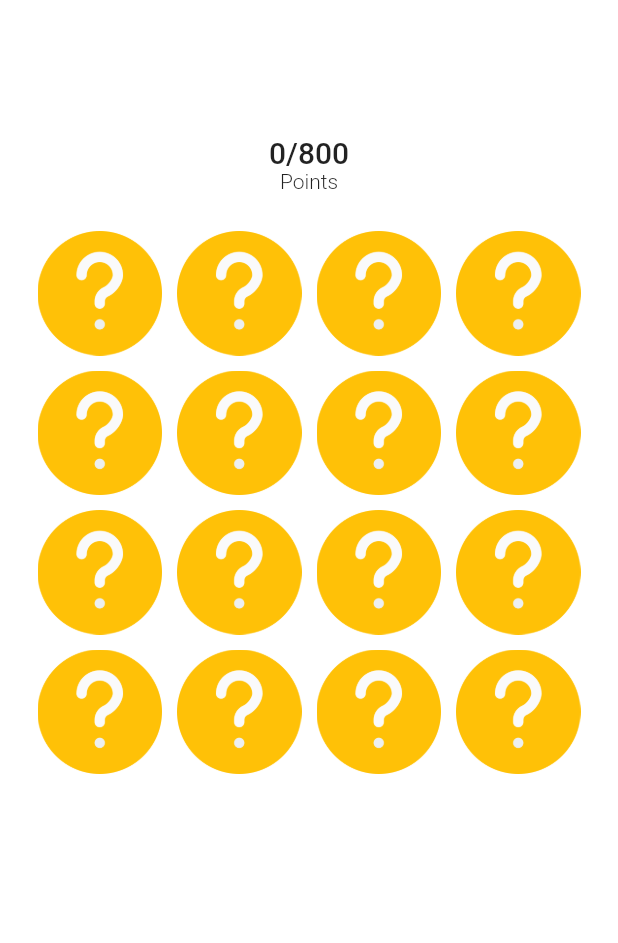
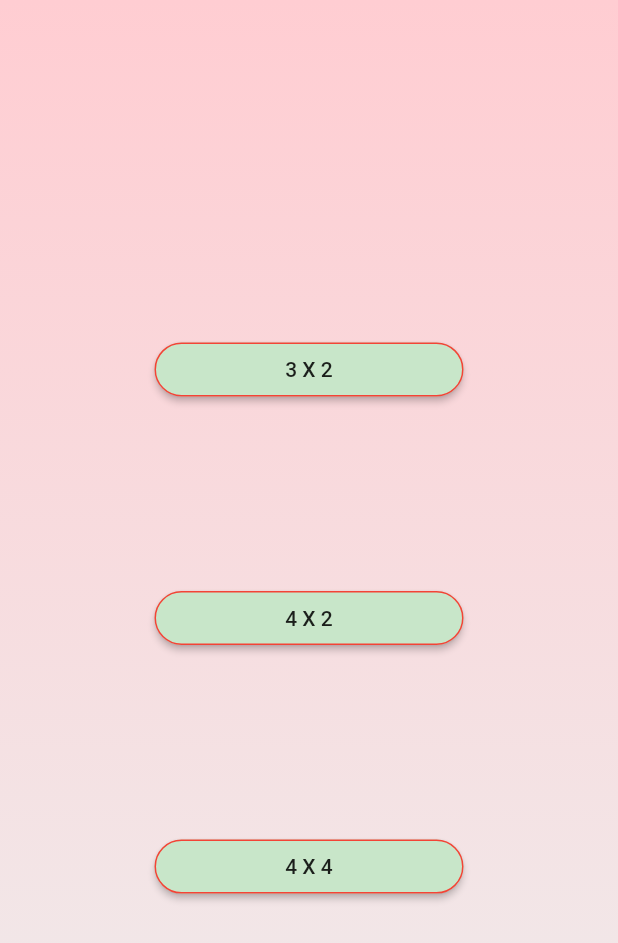
Before and after one commit to mkcecen/CartoonMemory, a Flutter app: the screen it shows after launch, on a phone screen of 412 x 824 dp. Shown: the top 943 px of the screen. Run offline on Flutter 3.47's test engine with Material 2 defaults, Android fonts, the phone set to English and light mode, and no system bars.

Commit message:
ara sayfa eklendi

```diff
--- /dev/null
+++ b/lib/levels.dart
@@ -0,0 +1,74 @@
+import 'package:flutter/material.dart';
+
+import 'home.dart';
+
+class Levels extends StatelessWidget {
+  double width;
+  double height;
+  @override
+  Widget build(BuildContext context) {
+    height = MediaQuery.of(context).size.height;
+    width = MediaQuery.of(context).size.width;
+
+    return Container(
+      decoration: BoxDecoration(
+          gradient: LinearGradient(
+              colors: [Colors.red[100], Colors.grey[200]],
+              begin: Alignment.topCenter,
+              end: Alignment.bottomCenter)),
+      child: Column(
+        mainAxisAlignment: MainAxisAlignment.center,
+        crossAxisAlignment: CrossAxisAlignment.center,
+        children: [
+          ButtonTheme(
+            minWidth: width / 2,
+            child: RaisedButton(
+              onPressed: ()=>routePage(context, 6),
+              animationDuration: Duration(seconds: 1),
+              child: Text("3 X 2"),
+              color: Colors.green[100],
+              shape: RoundedRectangleBorder(
+                  borderRadius: BorderRadius.circular(18.0),
+                  side: BorderSide(color: Colors.red)),
+            ),
+          ),
+          size(),
+          ButtonTheme(
+            minWidth: width / 2,
+            child: RaisedButton(
+                onPressed: ()=>routePage(context, 8),
+                animationDuration: Duration(seconds: 1),
+                child: Text("4 X 2"),
+                color: Colors.green[100],
+                shape: RoundedRectangleBorder(
+                    borderRadius: BorderRadius.circular(18.0),
+                    side: BorderSide(color: Colors.red))),
+          ),
+          size(),
+          ButtonTheme(
+            minWidth: width / 2,
+            child: RaisedButton(
+                onPressed: ()=>routePage(context, 16),
+                animationDuration: Duration(seconds: 1),
+                child: Text("4 X 4"),
+                color: Colors.green[100],
+                shape: RoundedRectangleBorder(
+                    borderRadius: BorderRadius.circular(18.0),
+                    side: BorderSide(color: Colors.red))),
+          ),
+        ],
+      ),
+    );
+  }
+
+  Widget size() {
+    return SizedBox(
+      height: height / 7,
+    );
+  }
+
+  routePage(BuildContext ctx, int type) {
+    Navigator.push(
+        ctx, MaterialPageRoute(builder: (context) => Home(type:type)));
+  }
+}
```
Also changed, not shown: lib/home.dart (+21 -16 lines), lib/main.dart (+5 -2 lines), 1 other file.
